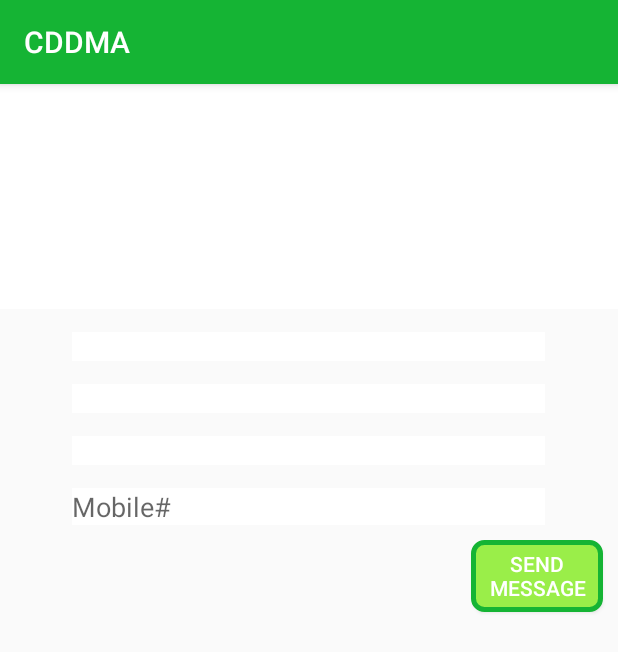
After one commit to ArminCV/NewTF, an Android app: the DisplayInfo screen opened directly, with no data from a screen before it, on a phone screen of 412 x 824 dp. The commit adds this screen. Shown: the top 652 px of the screen. Run offline under Robolectric (Android 15) with nearby library versions, the phone set to English and light mode, and no system bars.

Commit message:
Initital Commit 2

```diff
--- a/app/src/main/AndroidManifest.xml
+++ b/app/src/main/AndroidManifest.xml
@@ -30,7 +30,9 @@
         <activity
             android:name=".Library"
             android:screenOrientation="portrait" />
-        <activity android:name=".Credits"></activity>
+        <activity android:name=".Credits" />
+        <activity android:name=".DisplayInfo" />
+        <activity android:name=".SendInfo"></activity>
     </application>
 
 </manifest>
--- /dev/null
+++ b/app/src/main/java/com/example/armin/newtf/DisplayInfo.java
@@ -0,0 +1,57 @@
+package com.example.armin.newtf;
+
+import android.content.Intent;
+import android.support.v7.app.AppCompatActivity;
+import android.os.Bundle;
+import android.telephony.SmsManager;
+import android.view.View;
+import android.widget.Button;
+import android.widget.EditText;
+import android.widget.TextView;
+import android.widget.Toast;
+
+public class DisplayInfo extends AppCompatActivity{
+
+    TextView desc, treat, prev;
+    String description, treatment, prevention, msg;
+    EditText phoneNum;
+
+    @Override
+    protected void onCreate(Bundle savedInstanceState) {
+        super.onCreate(savedInstanceState);
+        setContentView(R.layout.activity_display_info);
+
+        desc = findViewById(R.id.description);
+        treat = findViewById(R.id.treatment);
+        prev = findViewById(R.id.prevention);
+
+        Intent intent = getIntent();
+        description = intent.getStringExtra("1");
+        treatment = intent.getStringExtra("2");
+        prevention = intent.getStringExtra("3");
+
+        desc.setText(description);
+        treat.setText(treatment);
+        prev.setText(prevention);
+
+        phoneNum = findViewById(R.id.et_id);
+
+        final Button send_btn = (Button) findViewById(R.id.send_btn);
+        send_btn.setOnClickListener(new View.OnClickListener() {
+            @Override
+            public void onClick(View view) {
+                msg = description;
+                String id = phoneNum.getText().toString();
+                sendSMS(id, msg);
+            }
+        });
+
+    }
+
+    public void sendSMS(String id, String msg){
+        SmsManager smsManager = SmsManager.getDefault();
+        smsManager.sendTextMessage(id, null, msg, null, null);
+        Toast.makeText(getApplicationContext(), "Message Sent!",Toast.LENGTH_SHORT).show();
+    }
+
+}
--- /dev/null
+++ b/app/src/main/res/layout/activity_display_info.xml
@@ -0,0 +1,72 @@
+<?xml version="1.0" encoding="utf-8"?>
+<RelativeLayout xmlns:android="http://schemas.android.com/apk/res/android"
+    xmlns:tools="http://schemas.android.com/tools"
+    android:layout_width="match_parent"
+    android:layout_height="match_parent"
+    android:orientation="vertical"
+    tools:context=".DisplayInfo" >
+
+    <ImageView
+        android:id="@+id/ivPreview"
+        android:layout_width="match_parent"
+        android:layout_height="150dp"
+        android:layout_centerHorizontal="true"
+        android:background="#FFF"
+        />
+
+    <TextView
+        android:id="@+id/description"
+        android:layout_width="315dp"
+        android:layout_height="wrap_content"
+        android:layout_marginTop="15dp"
+        android:layout_below="@id/ivPreview"
+        android:layout_centerHorizontal="true"
+        android:background="#FFF"
+        />
+
+    <TextView
+        android:id="@+id/treatment"
+        android:layout_width="315dp"
+        android:layout_height="wrap_content"
+        android:layout_marginTop="15dp"
+        android:layout_below="@id/description"
+        android:layout_centerHorizontal="true"
+        android:background="#FFF"
+        />
+
+    <TextView
+        android:id="@+id/prevention"
+        android:layout_width="315dp"
+        android:layout_height="wrap_content"
+        android:layout_marginTop="15dp"
+        android:layout_below="@id/treatment"
+        android:layout_centerHorizontal="true"
+        android:background="#FFF"
+        />
+
+    <EditText
+        android:id="@+id/et_id"
+        android:layout_width="315dp"
+        android:layout_height="wrap_content"
+        android:layout_below="@id/prevention"
+        android:ems="10"
+        android:layout_marginTop="15dp"
+        android:hint="Mobile#"
+        android:inputType="numberDecimal"
+        android:layout_centerHorizontal="true"
+        android:background="#FFF"
+        />
+    <Button
+        android:id="@+id/send_btn"
+        android:layout_width="88dp"
+        android:layout_height="wrap_content"
+        android:layout_below="@id/et_id"
+        android:layout_margin="10dp"
+        android:layout_alignParentRight="true"
+        android:background="@drawable/corners"
+        android:text="Send Message"
+        android:textColor="#FFFFFF"
+        android:layout_toRightOf="@id/lay"
+        />
+
+</RelativeLayout>
--- a/app/src/main/res/layout/activity_library.xml
+++ b/app/src/main/res/layout/activity_library.xml
@@ -7,7 +7,7 @@
     tools:context="com.example.armin.newtf.Library">
 
     <ListView
-        android:id="@+id/simpleListView"
+        android:id="@+id/diseaseList"
         android:layout_width="match_parent"
         android:layout_height="match_parent"
         >
```
Also changed, not shown: app/src/main/java/com/example/armin/newtf/Classifier.java (+6 -5 lines), app/src/main/java/com/example/armin/newtf/Library.java (+53 -8 lines), app/src/main/java/com/example/armin/newtf/MainActivity.java (+43 -3 lines), app/src/main/java/com/example/armin/newtf/MainMenu.java (+5 -5 lines), app/src/main/java/com/example/armin/newtf/SendInfo.java (added, +57 -0 lines), app/src/main/res/layout/activity_main.xml (+21 -0 lines), app/src/main/res/values/strings.xml (+68 -0 lines).
